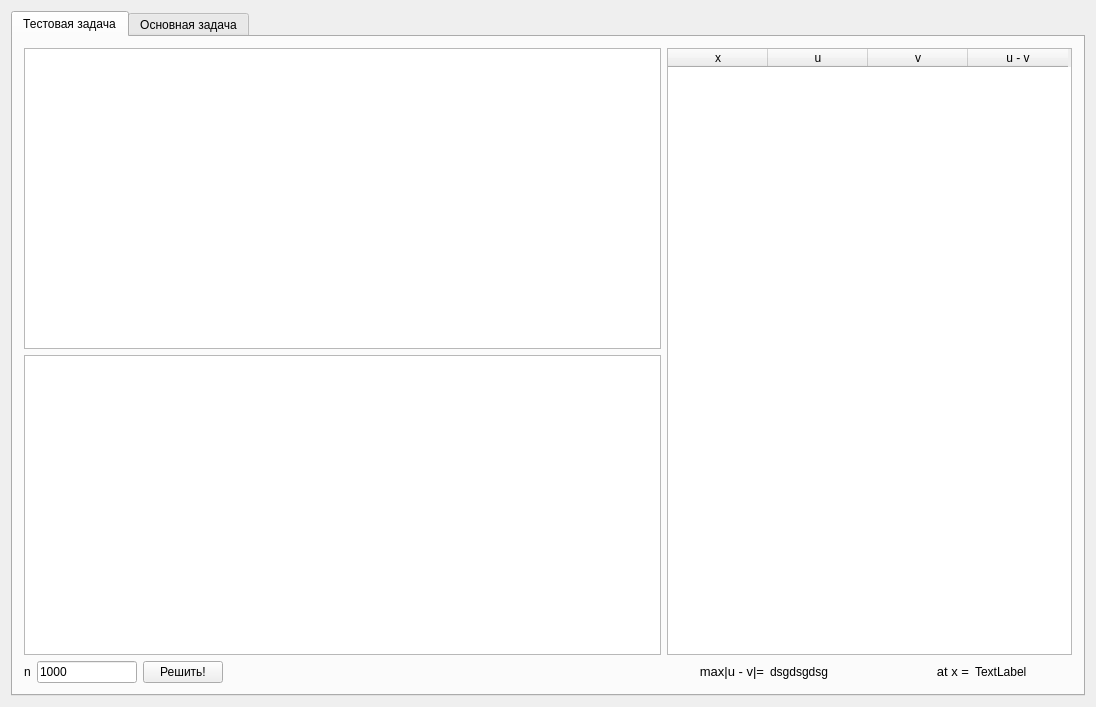
The window that numerical_analysis_lab_02/numerical_analysis_lab_02.ui (acid9reen/Numerical_analysis_lab_02) describes before a commit, drawn with Qt 5.
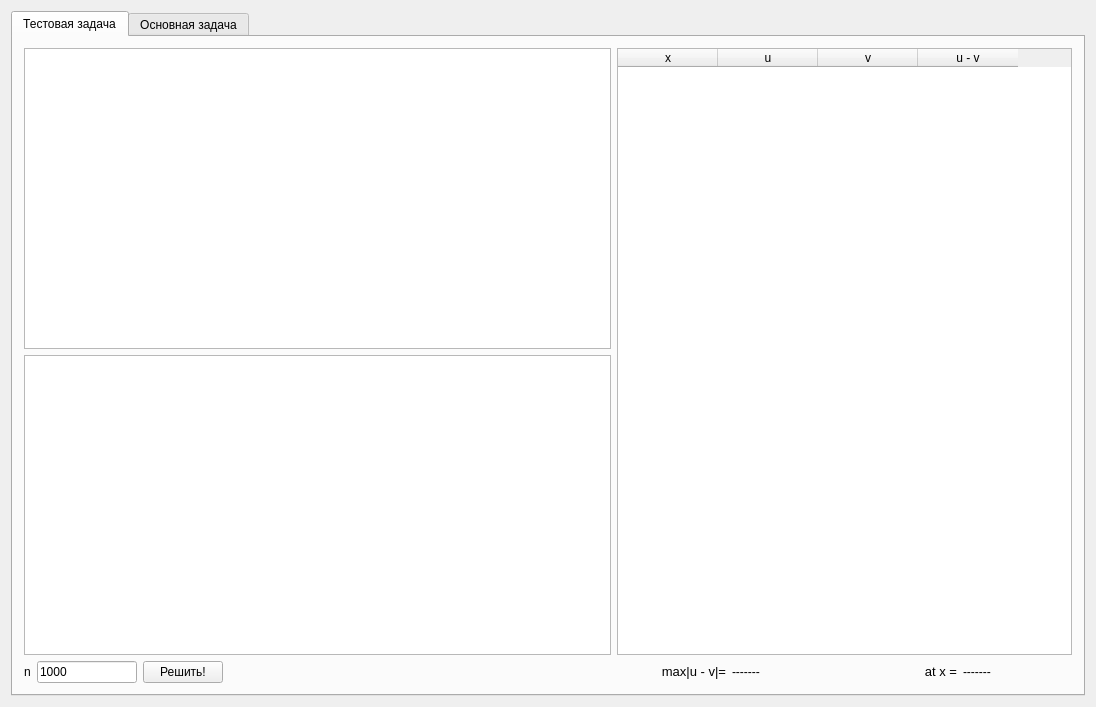
The same window after the commit. Custom widgets are drawn as their Qt base class.

Commit message: Add true solution and table for test task

The edit to the form file:
```diff
--- a/numerical_analysis_lab_02/numerical_analysis_lab_02.ui
+++ b/numerical_analysis_lab_02/numerical_analysis_lab_02.ui
@@ -96,7 +96,7 @@
         <item row="2" column="7">
          <widget class="QLabel" name="max_delta_u_v">
           <property name="text">
-           <string>dsgdsgdsg</string>
+           <string>-------</string>
           </property>
          </widget>
         </item>
@@ -119,7 +119,7 @@
         <item row="2" column="9">
          <widget class="QLabel" name="label_6">
           <property name="text">
-           <string>TextLabel</string>
+           <string>-------</string>
           </property>
          </widget>
         </item>
@@ -127,13 +127,13 @@
          <widget class="QTableWidget" name="test_table">
           <property name="minimumSize">
            <size>
-            <width>405</width>
+            <width>455</width>
             <height>0</height>
            </size>
           </property>
           <property name="maximumSize">
            <size>
-            <width>405</width>
+            <width>455</width>
             <height>16777215</height>
            </size>
           </property>
```
Left out of the diff: 10 changed lines with no effect on the pictures. The commit also changes 2 other files.
